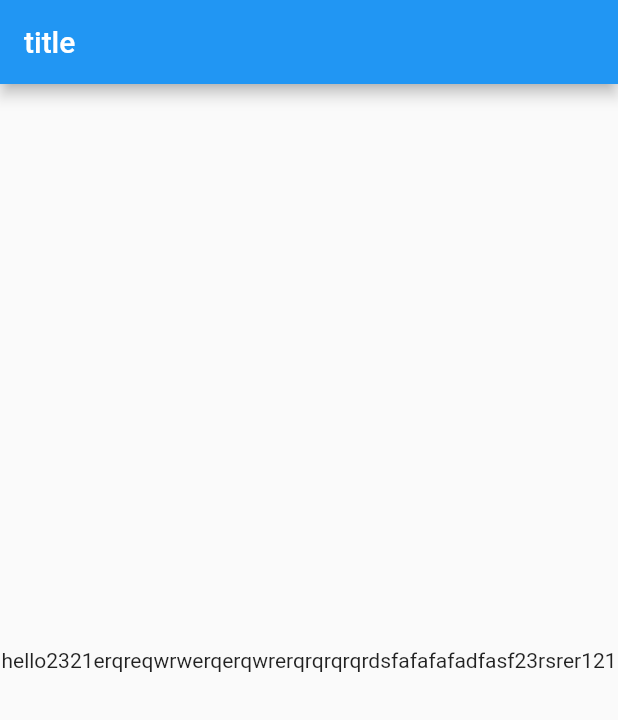
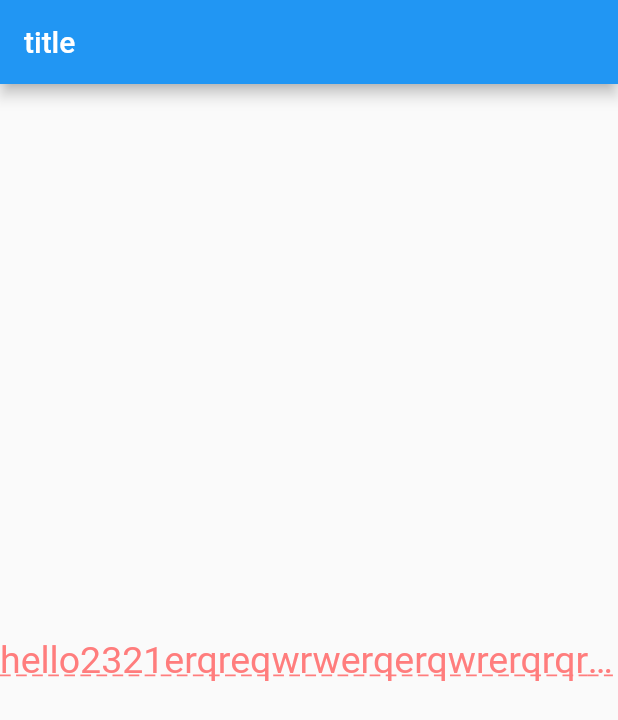
Before and after one commit to wangyu204/flutterHelloWord, a Flutter app: the screen it shows after launch, on a phone screen of 412 x 824 dp. Shown: the top 720 px of the screen. Run offline on Flutter 3.47's test engine with Material 2 defaults, Android fonts, the phone set to English and light mode, and no system bars.

Commit message:
修改内容：text完整版

```diff
--- a/lib/main.dart
+++ b/lib/main.dart
@@ -17,6 +17,12 @@ class MyApp extends StatelessWidget {
             textAlign: TextAlign.left,
             maxLines: 1,
             overflow: TextOverflow.ellipsis,
+            style: TextStyle(
+              fontSize: 25.0,
+              color: Color.fromARGB(255, 255, 125, 125),
+              decoration: TextDecoration.underline,
+              decorationStyle: TextDecorationStyle.dashed,
+            ),
           ),
         ),
       ),
```
